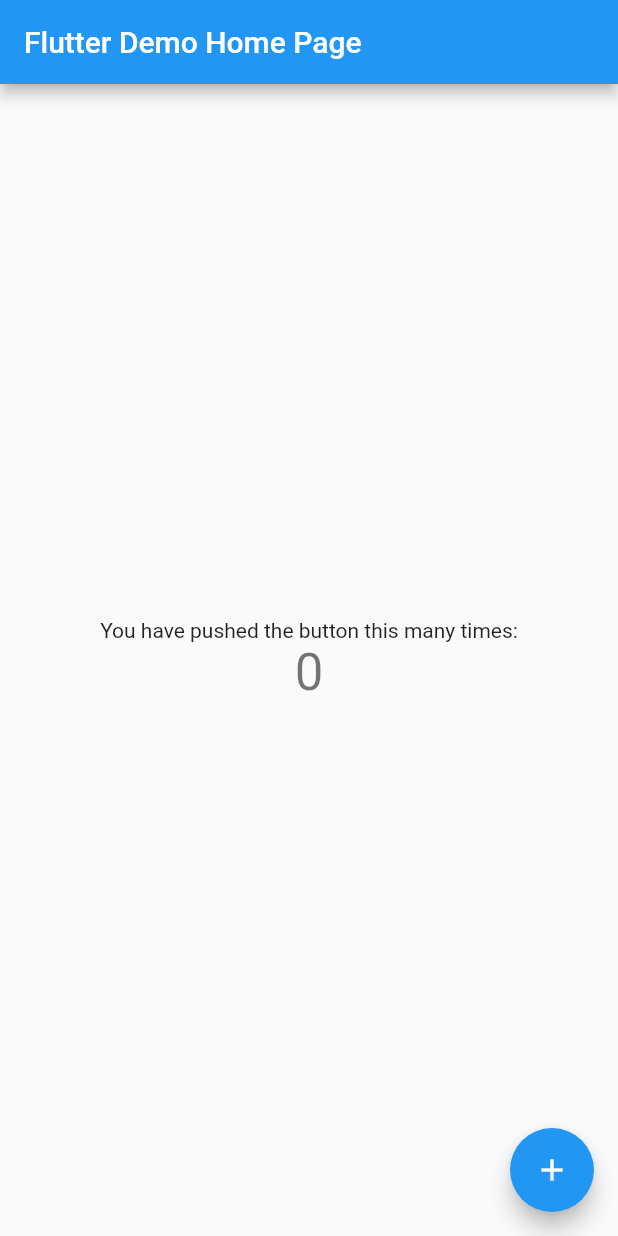
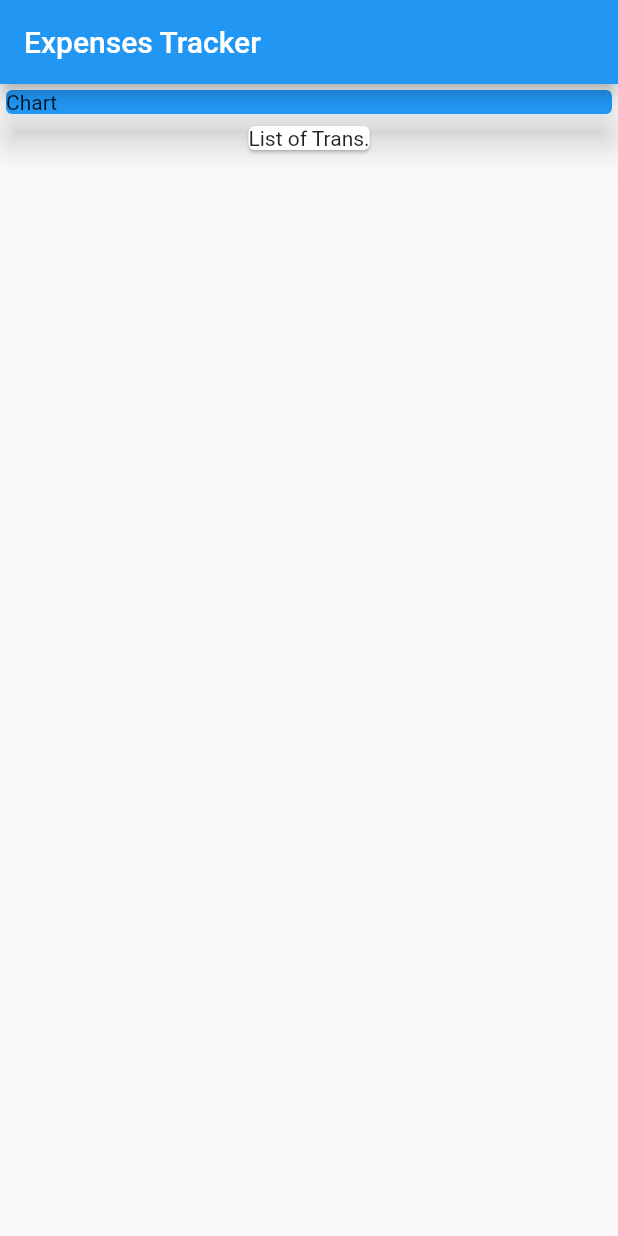
Before and after one commit to EYoung75/expense-tracker, a Flutter app: the screen it shows after launch, on a phone screen of 412 x 824 dp. Run offline on Flutter 3.47's test engine with Material 2 defaults, Android fonts, the phone set to English and light mode, and no system bars.

Commit message:
created transaction.dart file to house Transaction class created. Created two initial transactions for coding out functionality of the app

```diff
--- a/lib/main.dart
+++ b/lib/main.dart
@@ -1,4 +1,6 @@
 import 'package:flutter/material.dart';
+
+import "./transaction.dart";
 
 void main() => runApp(MyApp());
 
@@ -10,53 +12,47 @@ class MyApp extends StatelessWidget {
       theme: ThemeData(
         primarySwatch: Colors.blue,
       ),
-      home: MyHomePage(title: 'Flutter Demo Home Page'),
+      home: Home(),
     );
   }
 }
 
-class MyHomePage extends StatefulWidget {
-  MyHomePage({Key key, this.title}) : super(key: key);
-
-  final String title;
-
-  @override
-  _MyHomePageState createState() => _MyHomePageState();
-}
-
-class _MyHomePageState extends State<MyHomePage> {
-  int _counter = 0;
-
-  void _incrementCounter() {
-    setState(() {
-      _counter++;
-    });
-  }
+class Home extends StatelessWidget {
+  final List<Transaction> transactions = [
+    Transaction(
+      id: "t1",
+      title: "New Shoes",
+      amount: 69.99,
+      date: DateTime.now(),
+    ),
+    Transaction(
+      id: "t2",
+      title: "coffee",
+      amount: 2.99,
+      date: DateTime.now(),
+    )
+  ];
 
   @override
   Widget build(BuildContext context) {
     return Scaffold(
       appBar: AppBar(
-        title: Text(widget.title),
+        title: Text("Expenses Tracker"),
       ),
-      body: Center(
-        child: Column(
-          mainAxisAlignment: MainAxisAlignment.center,
-          children: <Widget>[
-            Text(
-              'You have pushed the button this many times:',
+      body: Column(
+        children: <Widget>[
+          Card(
+            color: Colors.blue,
+            elevation: 10,
+            child: Container(
+              width: double.infinity,
+              child: Text("Chart"),
             ),
-            Text(
-              '$_counter',
-              style: Theme.of(context).textTheme.display1,
-            ),
-          ],
-        ),
-      ),
-      floatingActionButton: FloatingActionButton(
-        onPressed: _incrementCounter,
-        tooltip: 'Increment',
-        child: Icon(Icons.add),
+          ),
+          Card(
+            child: Text("List of Trans."),
+          )
+        ],
       ),
     );
   }
--- /dev/null
+++ b/lib/transaction.dart
@@ -0,0 +1,14 @@
+import "package:flutter/foundation.dart";
+
+class Transaction {
+  final String id;
+  final String title;
+  final double amount;
+  final DateTime date;
+
+  Transaction(
+      {@required this.id,
+      @required this.title,
+      @required this.amount,
+      @required this.date});
+}
```
